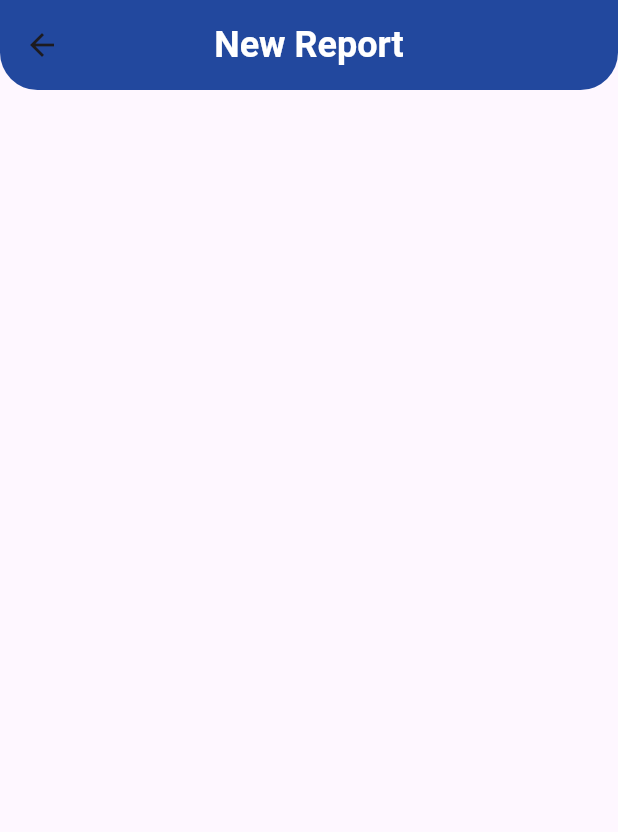
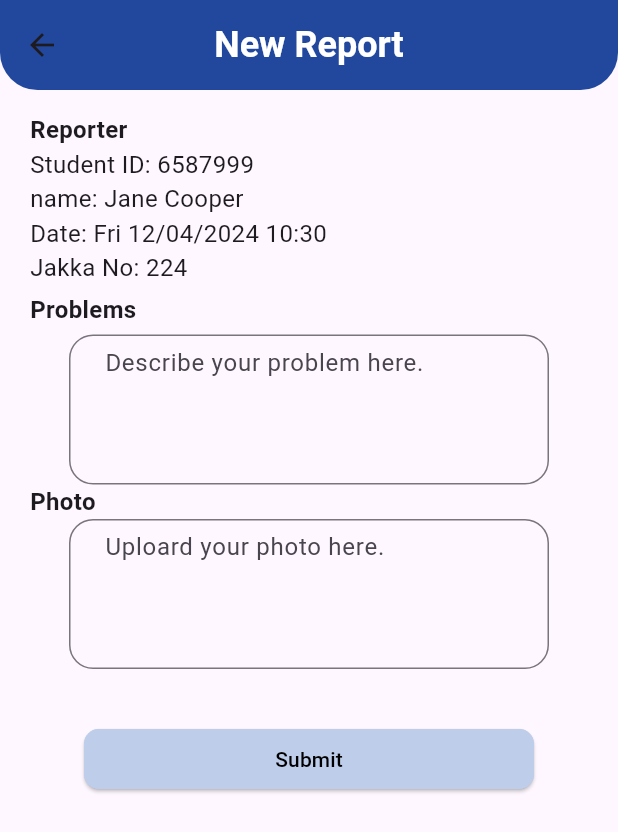
Before and after one commit to kapraomaewsub/Jakka-mobile-app, a Flutter app: the Newreportpage screen opened directly, on a phone screen of 412 x 824 dp. Shown: the top 832 px of the screen. Run offline on Flutter 3.47's test engine with Material 3 defaults, Android fonts, the phone set to English and light mode, and no system bars; our stand-ins replace firebase_auth, firebase_core; accounts and stored records are empty.

Commit message:
12 Apr 2024 8:28

```diff
--- a/lib/main.dart
+++ b/lib/main.dart
@@ -40,7 +40,6 @@ class BottomNavigationBarExample extends StatefulWidget {
 class _BottomNavigationBarExampleState
     extends State<BottomNavigationBarExample> {
   int _selectedIndex = 0;
-  // bool isLoggedIn = true; //chage to flase!! when implement authen
 
   static const List<Widget> _widgetOptions = <Widget>[
     Homepage(),
--- a/lib/models/notification_model.dart
+++ b/lib/models/notification_model.dart
@@ -18,14 +18,14 @@ class NotificationModel{
     );
 
     notification.add(NotificationModel(
-        topic: 'Accepted',
+        topic: 'อย่าลืมคืนจักรยาน!!',
         jakkaNo: 'Jakka No. 102',
         date: '13/03/2024 20:02',
       )
     );
 
     notification.add(NotificationModel(
-        topic: 'Accepted',
+        topic: 'Jakka Center close',
         date: '13/03/2024 20:02',
       )
     );
--- a/lib/pages/account_page.dart
+++ b/lib/pages/account_page.dart
@@ -119,12 +119,11 @@ class _AccountpageState extends State<Accountpage> {
                     icon: Icon(Icons.arrow_forward_ios),
                     iconSize: 16,
                     onPressed: () {
-                      FirebaseAuth.instance.signOut().then((value){
-                        print("Signed  Out");
+
                         Navigator.push(
                           context,
                           MaterialPageRoute(builder: (context) => const Aboutpage()));
-                      });
+
 
                     },
                   )
@@ -148,12 +147,12 @@ class _AccountpageState extends State<Accountpage> {
             height: 40,
             child: ElevatedButton(
               onPressed: () {
-                // Implement logout functionality here
-                  Navigator.pushReplacement(
-                      context,MaterialPageRoute(
-                        builder: (context) => Loginpage()
-                      )
-                    );
+                  FirebaseAuth.instance.signOut().then((value){
+                        print("Signed  Out");
+                        Navigator.push(
+                          context,
+                          MaterialPageRoute(builder: (context) => const Loginpage()));
+                      });
               },
               style: ElevatedButton.styleFrom(
                 backgroundColor: Color.fromRGBO(231, 92, 92, 1),
--- a/lib/pages/newreport_page.dart
+++ b/lib/pages/newreport_page.dart
@@ -1,4 +1,6 @@
  import 'package:flutter/material.dart';
+ import 'package:intl/intl.dart';
+ import 'package:jakka_app/pages/report_page.dart';
 
 class Newreportpage extends StatefulWidget {
   const Newreportpage({super.key});
@@ -13,6 +15,13 @@ class _NewreportpageState extends State<Newreportpage> {
 
     return Scaffold(
       appBar: newreportAppBar(),
+      body: ListView(
+        children: [
+          SizedBox(height: 15),
+          _newreportSection()
+
+        ],
+      ),
 
     );
   }
@@ -36,4 +45,143 @@ class _NewreportpageState extends State<Newreportpage> {
       ),
     );
   }
+
+  Column _newreportSection() {
+    String formattedDateTime =
+        DateFormat('E dd/MM/yyyy HH:mm').format(DateTime.now());
+    return Column(
+      crossAxisAlignment: CrossAxisAlignment.start,
+      children: [
+        Padding(
+          padding: EdgeInsets.only(left: 20),
+          child: Column(
+            crossAxisAlignment: CrossAxisAlignment.start,
+            children: [
+              Text("Reporter",
+                  style: TextStyle(
+                    fontSize: 16,
+                    fontWeight: FontWeight.bold,
+                  )),
+              Text("Student ID: 6587999",
+                  style: TextStyle(
+                    fontSize: 16,
+                  )),
+              Text("name: Jane Cooper",
+                  style: TextStyle(
+                    fontSize: 16,
+                  )),
+              Text("Date: ${formattedDateTime}",
+                  style: TextStyle(
+                    fontSize: 16,
+                  )),
+              Text("Jakka No: 224",
+                  style: TextStyle(
+                    fontSize: 16,
+                  )),
+              SizedBox(height: 5),
+              Text("Problems",
+                  style: TextStyle(
+                    fontSize: 16,
+                    fontWeight: FontWeight.bold,
+                  )),
+              SizedBox(height: 5),
+            ],
+          ),
+        ),
+        Center(
+          child: Container(
+              height: 100,
+              width: 320,
+              child: Theme(
+                data: ThemeData(
+                  primaryColor: Color.fromRGBO(189, 205, 234, 1),
+                  primaryColorDark: Color.fromRGBO(189, 205, 234, 1),
+                ),
+                child: TextField(
+                  decoration: InputDecoration(
+                      hintText: 'Describe your problem here.',
+                      contentPadding:
+                          EdgeInsets.symmetric(vertical: 100, horizontal: 20),
+                      border: OutlineInputBorder(
+                        borderRadius: BorderRadius.circular(16),
+                        borderSide: BorderSide(
+                          color: Color.fromRGBO(189, 205, 234, 1),
+                          width: 2,
+                        ),
+                      )),
+                ),
+              )),
+        ),
+        Padding(
+          padding: EdgeInsets.only(left: 20),
+          child: Column(
+            crossAxisAlignment: CrossAxisAlignment.start,
+            children: [
+              Text("Photo",
+                  style: TextStyle(
+                    fontSize: 16,
+                    fontWeight: FontWeight.bold,
+                  )),
+            ],
+          ),
+        ),
+        Center(
+          child: Container(
+              height: 100,
+              width: 320,
+              child: Theme(
+                data: ThemeData(
+                  primaryColor: Color.fromRGBO(189, 205, 234, 1),
+                  primaryColorDark: Color.fromRGBO(189, 205, 234, 1),
+                ),
+                child: TextField(
+                  decoration: InputDecoration(
+                      hintText: 'Uploard your photo here.',
+                      contentPadding:
+                          EdgeInsets.symmetric(vertical: 100, horizontal: 20),
+                      border: OutlineInputBorder(
+                        borderRadius: BorderRadius.circular(16),
+                        borderSide: BorderSide(
+                          color: Color.fromRGBO(189, 205, 234, 1),
+                          width: 2,
+                        ),
+                      )),
+                ),
+              )),
+        ),
+
+
+        Center(
+          child: Column(
+          mainAxisAlignment: MainAxisAlignment.end,
+          children: [
+            SizedBox(height: 40),
+            SizedBox(
+              width: 300,
+              height: 40,
+              child: ElevatedButton(
+                onPressed: () {
+                  Navigator.pop(context);
+                },
+                style: ElevatedButton.styleFrom(
+                  backgroundColor: Color.fromRGBO(189, 205, 234, 1),
+                  padding: EdgeInsets.symmetric(vertical: 5, horizontal: 20),
+                  shape: RoundedRectangleBorder(
+                    borderRadius: BorderRadius.circular(10),
+                    side: BorderSide(color: Color.fromRGBO(189, 205, 234, 1)),
+                  ),
+                ),
+                child: Text(
+                  'Submit',
+                  style: TextStyle(color: Colors.black, fontSize: 14),
+                ),
+              ),
+            ),
+            SizedBox(height: 5),
+          ],
+        )),
+
+      ],
+    );
+  }
 }
```
